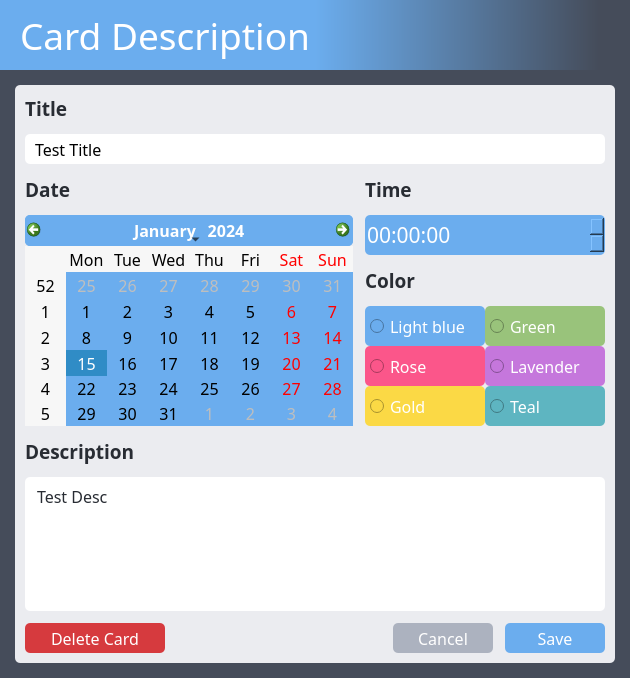
Old version of the form src/ui/card_description.ui in the repository dulapahv/Kanbaru.
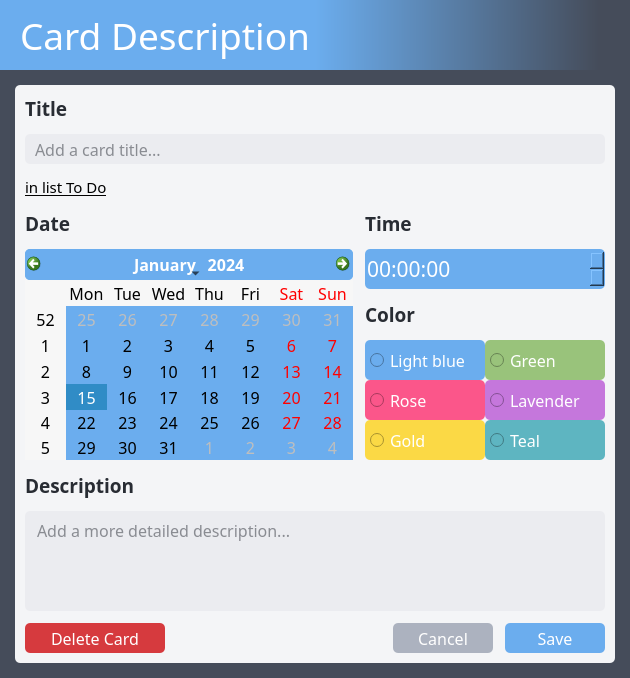
New version of the form.

The edit to the form file:
```diff
--- a/src/ui/card_description.ui
+++ b/src/ui/card_description.ui
@@ -84,7 +84,7 @@
        <item>
         <widget class="QWidget" name="widget" native="true">
          <property name="styleSheet">
-          <string notr="true">background-color: #ebecf0;
+          <string notr="true">background-color: #f4f5f7;
 border-radius: 5px;</string>
          </property>
          <layout class="QVBoxLayout" name="verticalLayout">
@@ -135,10 +135,28 @@
              </font>
             </property>
             <property name="styleSheet">
-             <string notr="true">QLineEdit {background-color: #ffffff; color: #000000; border-radius: 5px; padding: 0px 8px 0px 8px}</string>
+             <string notr="true">QLineEdit {background-color: #ebecf0; color: #282c33; border-radius: 5px; padding: 0px 8px 0px 8px}
+QLineEdit:focus {background-color: #ffffff; border-color: #6badee; border-width: 1.5px; border-style: solid;; padding: 0px 6px 0px 6px}</string>
             </property>
             <property name="text">
-             <string>Test Title</string>
+             <string/>
+            </property>
+            <property name="placeholderText">
+             <string>Add a card title...</string>
+            </property>
+           </widget>
+          </item>
+          <item>
+           <widget class="QLabel" name="label_6">
+            <property name="font">
+             <font>
+              <family>Torus Pro</family>
+              <pointsize>11</pointsize>
+              <underline>true</underline>
+             </font>
+            </property>
+            <property name="text">
+             <string>in list To Do</string>
             </property>
            </widget>
           </item>
@@ -486,7 +504,8 @@
              </font>
             </property>
             <property name="styleSheet">
-             <string notr="true">QTextEdit {background-color: #ffffff; color: #282c33; border-radius: 5px; padding: 4px 8px 4px 8px}
+             <string notr="true">QTextEdit {background-color: #ebecf0; color: #282c33; border-radius: 5px; padding: 4px 8px 4px 8px}
+QTextEdit:focus {background-color: #ffffff; border-color: #6badee; border-width: 1.5px; border-style: solid;}
 QScrollBar:vertical {width: 10px; margin: 0px 0px 0px 0px; background-color: #acb2bf}</string>
             </property>
             <property name="frameShape">
@@ -503,11 +522,14 @@
 li.unchecked::marker { content: &quot;\2610&quot;; }
 li.checked::marker { content: &quot;\2612&quot;; }
 &lt;/style&gt;&lt;/head&gt;&lt;body style=&quot; font-family:'Torus Pro'; font-size:12pt; font-weight:400; font-style:normal;&quot;&gt;
-&lt;p style=&quot; margin-top:0px; margin-bottom:0px; margin-left:0px; margin-right:0px; -qt-block-indent:0; text-indent:0px;&quot;&gt;&lt;span style=&quot; font-family:'Segoe UI';&quot;&gt;Test Desc&lt;/span&gt;&lt;/p&gt;&lt;/body&gt;&lt;/html&gt;</string>
+&lt;p style=&quot;-qt-paragraph-type:empty; margin-top:0px; margin-bottom:0px; margin-left:0px; margin-right:0px; -qt-block-indent:0; text-indent:0px;&quot;&gt;&lt;br /&gt;&lt;/p&gt;&lt;/body&gt;&lt;/html&gt;</string>
             </property>
             <property name="tabStopDistance">
              <double>20.000000000000000</double>
             </property>
+            <property name="placeholderText">
+             <string>Add a more detailed description...</string>
+            </property>
            </widget>
           </item>
           <item>
```
